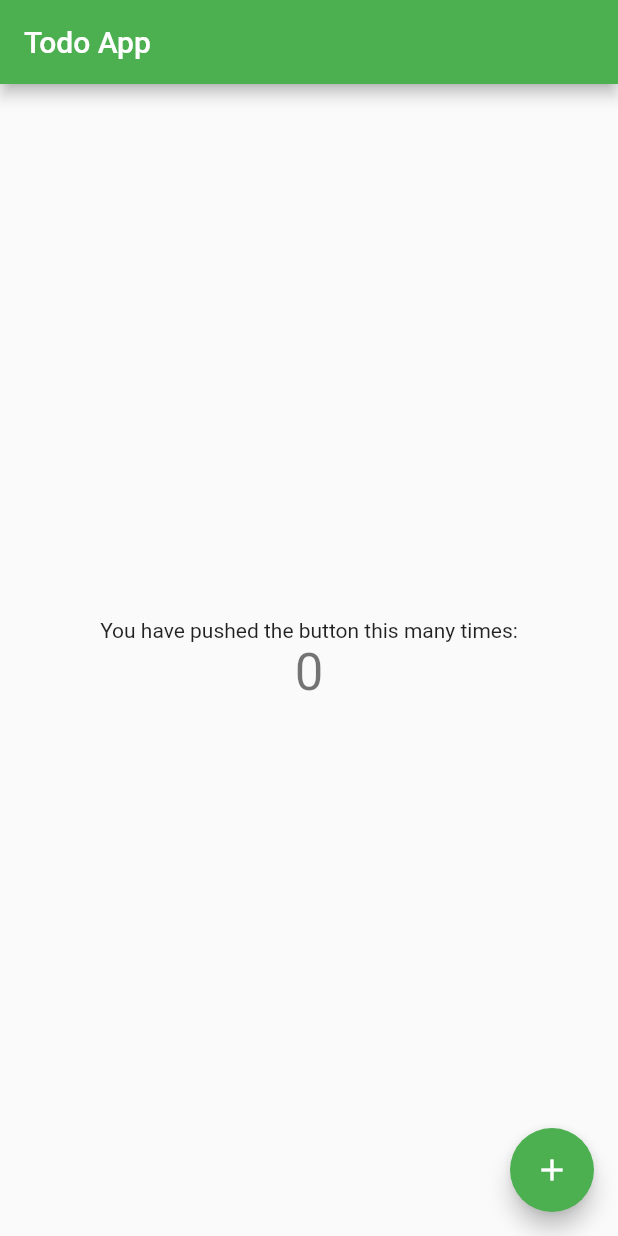
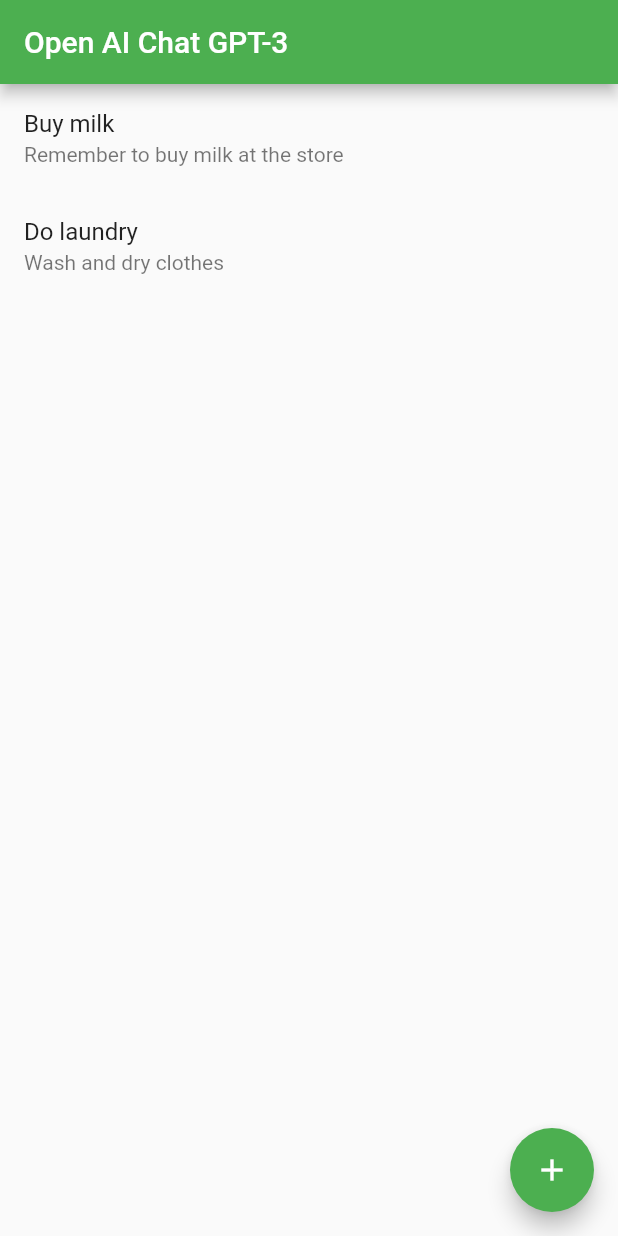
Before and after one commit to rookasrudzianskas/flutter-test, a Flutter app: the screen it shows after launch, on a phone screen of 412 x 824 dp. Run offline on Flutter 3.47's test engine with Material 2 defaults, Android fonts, the phone set to English and light mode, and no system bars.

Commit message:
Add a todo list
This commit adds a todo list to the app.

```diff
--- a/lib/main.dart
+++ b/lib/main.dart
@@ -3,6 +3,21 @@ import 'package:flutter/material.dart';
 void main() {
   runApp(const MyApp());
 }
+
+class Todo {
+  final String title;
+  final String description;
+  final DateTime? dueDate;
+  bool completed;
+
+  Todo({
+    this.title = '',
+    this.description = '',
+    this.dueDate,
+    this.completed = false,
+  });
+}
+
 
 class MyApp extends StatelessWidget {
   const MyApp({super.key});
@@ -15,7 +30,7 @@ class MyApp extends StatelessWidget {
       theme: ThemeData(
         primarySwatch: Colors.green,
       ),
-      home: const MyHomePage(title: 'Todo App'),
+      home: const MyHomePage(title: 'Open AI Chat GPT-3'),
     );
   }
 }
@@ -29,8 +44,34 @@ class MyHomePage extends StatefulWidget {
   State<MyHomePage> createState() => _MyHomePageState();
 }
 
+class TodoList extends StatelessWidget {
+  final List<Todo> todos;
+
+  TodoList({@required this.todos});
+
+  @override
+  Widget build(BuildContext context) {
+    return ListView.builder(
+      itemCount: todos.length,
+      itemBuilder: (context, index) {
+        final todo = todos[index];
+        return ListTile(
+          title: Text(todo.title),
+          subtitle: Text(todo.description),
+        );
+      },
+    );
+  }
+}
+
+
 class _MyHomePageState extends State<MyHomePage> {
   int _counter = 0;
+
+  final todoList = [
+    Todo(title: 'Buy milk', description: 'Remember to buy milk at the store'),
+    Todo(title: 'Do laundry', description: 'Wash and dry clothes'),
+  ];
 
   void _incrementCounter() {
     setState(() {
@@ -44,19 +85,8 @@ class _MyHomePageState extends State<MyHomePage> {
       appBar: AppBar(
         title: Text(widget.title),
       ),
-      body: Center(
-        child: Column(
-          mainAxisAlignment: MainAxisAlignment.center,
-          children: <Widget>[
-            const Text(
-              'You have pushed the button this many times:',
-            ),
-            Text(
-              '$_counter',
-              style: Theme.of(context).textTheme.headline4,
-            ),
-          ],
-        ),
+      body: TodoList(
+        todos: todoList,
       ),
       floatingActionButton: FloatingActionButton(
         onPressed: _incrementCounter,
```
Also changed, not shown: 1 other file.
